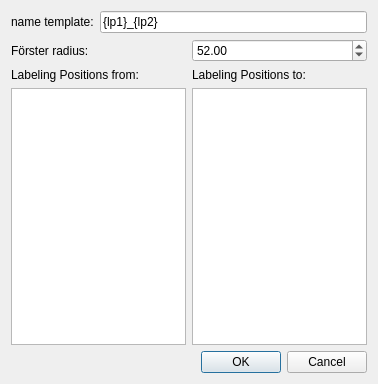
Above: src/gui/BatchFretEfficiencyDialog.ui from Fluorescence-Tools/Olga before the change. Below: the same form after it.
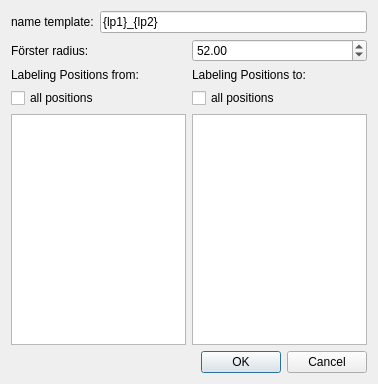
That is the form after the change.

Commit message: Add "check all" checkboxes in labeling position and efficiency wizards

Patch:
```diff
--- a/src/gui/BatchFretEfficiencyDialog.ui
+++ b/src/gui/BatchFretEfficiencyDialog.ui
@@ -71,6 +71,13 @@
        </property>
       </widget>
      </item>
+     <item>
+      <widget class="QCheckBox" name="allFrom">
+       <property name="text">
+        <string>all positions</string>
+       </property>
+      </widget>
+     </item>
      <item>
       <widget class="QListWidget" name="lpList1">
        <property name="alternatingRowColors">
@@ -95,6 +102,13 @@
        </property>
       </widget>
      </item>
+     <item>
+      <widget class="QCheckBox" name="allTo">
+       <property name="text">
+        <string>all positions</string>
+       </property>
+      </widget>
+     </item>
      <item>
       <widget class="QListWidget" name="lpList2">
        <property name="alternatingRowColors">
```
Left out of the diff: 36 changed lines with no effect on the pictures. The commit also changes 13 other files.
